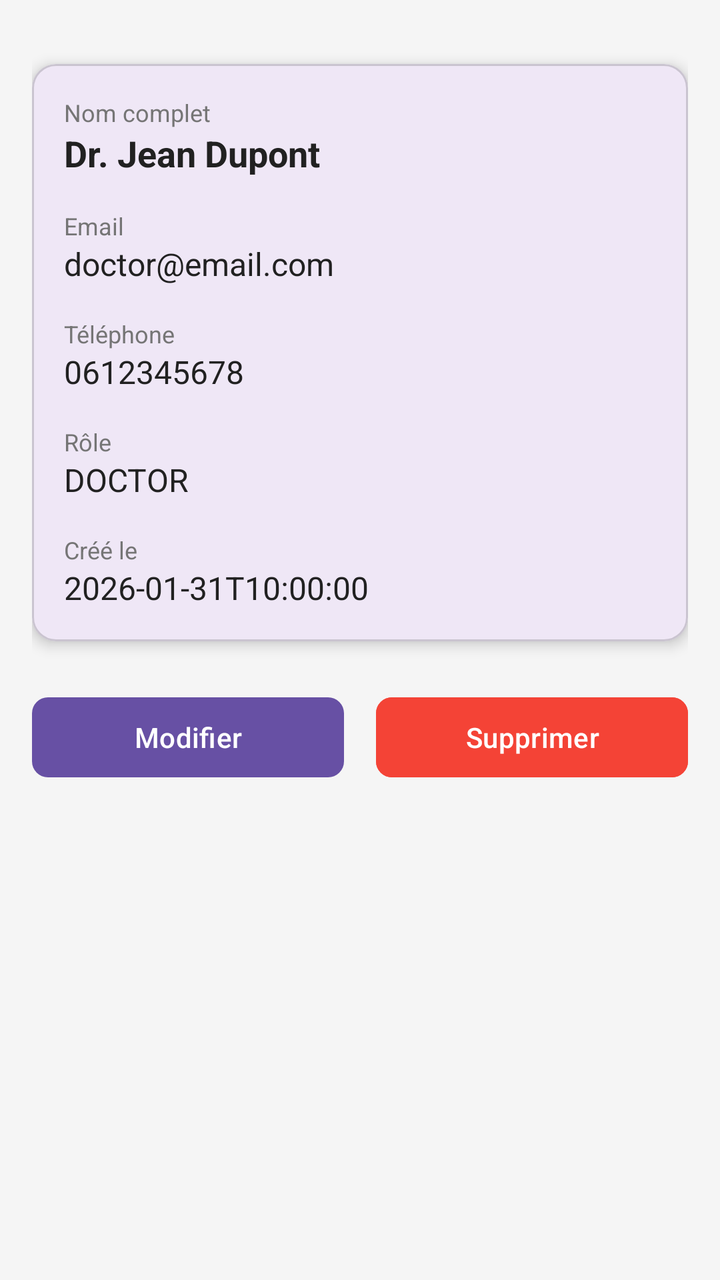
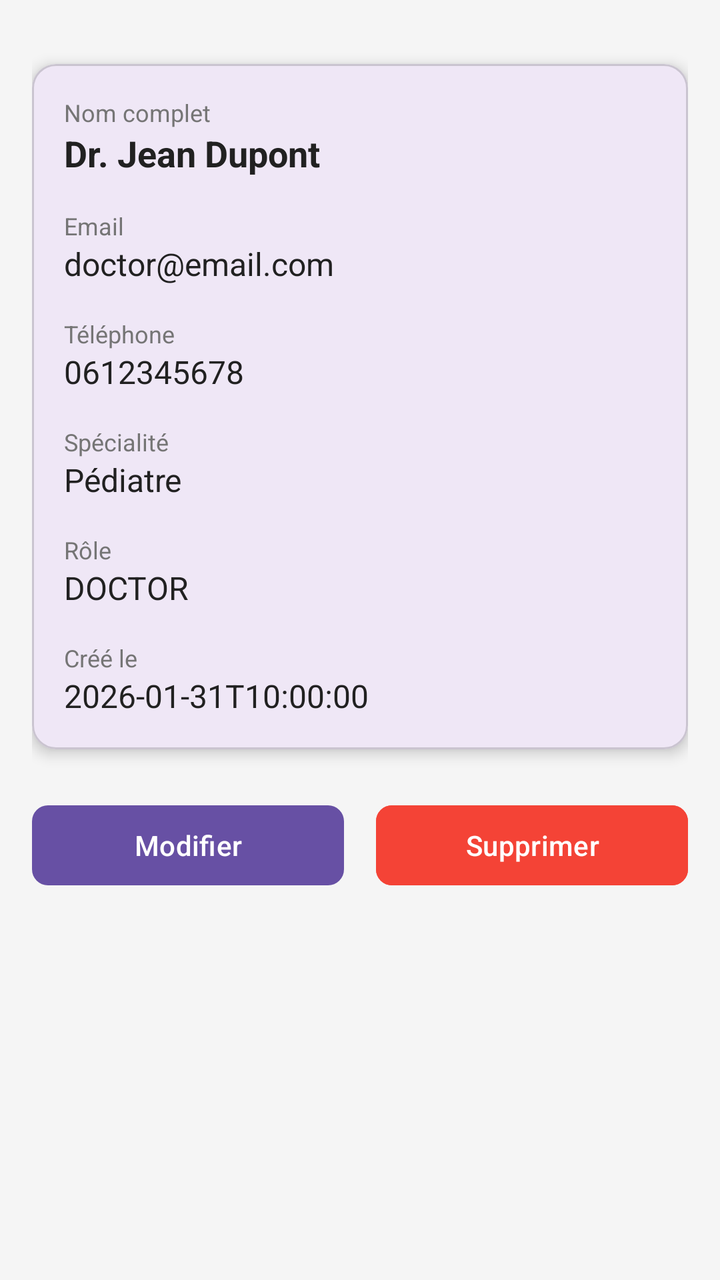

Compare the two renders of this Android layout. The source of the first and the diff that turns it into the second are given below.
<!-- AndroidManifest.xml: application theme Theme.CabinetMedical -->
<!-- res/layout/activity_admin_doctor_details.xml -->
<?xml version="1.0" encoding="utf-8"?>
<ScrollView xmlns:android="http://schemas.android.com/apk/res/android"
    xmlns:app="http://schemas.android.com/apk/res-auto"
    android:layout_width="match_parent"
    android:layout_height="match_parent"
    android:background="#F5F5F5"
    android:fillViewport="true">

    <LinearLayout
        android:layout_width="match_parent"
        android:layout_height="wrap_content"
        android:orientation="vertical"
        android:padding="16dp">

        
        <ProgressBar
            android:id="@+id/progress_bar"
            android:layout_width="wrap_content"
            android:layout_height="wrap_content"
            android:layout_gravity="center"
            android:visibility="gone" />

        
        <TextView
            android:id="@+id/error_message"
            android:layout_width="match_parent"
            android:layout_height="wrap_content"
            android:background="@drawable/error_background"
            android:padding="12dp"
            android:textColor="@color/error"
            android:visibility="gone" />

        
        <com.google.android.material.card.MaterialCardView
            android:layout_width="match_parent"
            android:layout_height="wrap_content"
            android:layout_marginTop="16dp"
            app:cardCornerRadius="12dp"
            app:cardElevation="4dp">

            <LinearLayout
                android:layout_width="match_parent"
                android:layout_height="wrap_content"
                android:orientation="vertical"
                android:padding="16dp">

                
                <TextView
                    android:layout_width="wrap_content"
                    android:layout_height="wrap_content"
                    android:text="Nom complet"
                    android:textColor="@color/text_secondary"
                    android:textSize="12sp" />

                <TextView
                    android:id="@+id/doctor_name"
                    android:layout_width="wrap_content"
                    android:layout_height="wrap_content"
                    android:text="Dr. Jean Dupont"
                    android:textColor="@color/text_primary"
                    android:textSize="18sp"
                    android:textStyle="bold"
                    android:layout_marginBottom="16dp" />

                
                <TextView
                    android:layout_width="wrap_content"
                    android:layout_height="wrap_content"
                    android:text="Email"
                    android:textColor="@color/text_secondary"
                    android:textSize="12sp" />

                <TextView
                    android:id="@+id/doctor_email"
                    android:layout_width="wrap_content"
                    android:layout_height="wrap_content"
                    android:text="doctor@email.com"
                    android:textColor="@color/text_primary"
                    android:textSize="16sp"
                    android:layout_marginBottom="16dp" />

                
                <TextView
                    android:layout_width="wrap_content"
                    android:layout_height="wrap_content"
                    android:text="Téléphone"
                    android:textColor="@color/text_secondary"
                    android:textSize="12sp" />

                <TextView
                    android:id="@+id/doctor_phone"
                    android:layout_width="wrap_content"
                    android:layout_height="wrap_content"
                    android:text="0612345678"
                    android:textColor="@color/text_primary"
                    android:textSize="16sp"
                    android:layout_marginBottom="16dp" />

                
                <TextView
                    android:layout_width="wrap_content"
                    android:layout_height="wrap_content"
                    android:text="Rôle"
                    android:textColor="@color/text_secondary"
                    android:textSize="12sp" />

                <TextView
                    android:id="@+id/doctor_role"
                    android:layout_width="wrap_content"
                    android:layout_height="wrap_content"
                    android:text="DOCTOR"
                    android:textColor="@color/text_primary"
                    android:textSize="16sp"
                    android:layout_marginBottom="16dp" />

                
                <TextView
                    android:layout_width="wrap_content"
                    android:layout_height="wrap_content"
                    android:text="Créé le"
                    android:textColor="@color/text_secondary"
                    android:textSize="12sp" />

                <TextView
                    android:id="@+id/doctor_created_at"
                    android:layout_width="wrap_content"
                    android:layout_height="wrap_content"
                    android:text="2026-01-31T10:00:00"
                    android:textColor="@color/text_primary"
                    android:textSize="16sp" />

            </LinearLayout>

        </com.google.android.material.card.MaterialCardView>

        
        <LinearLayout
            android:layout_width="match_parent"
            android:layout_height="wrap_content"
            android:orientation="horizontal"
            android:layout_marginTop="24dp"
            android:gravity="center">

            
            <com.google.android.material.button.MaterialButton
                android:id="@+id/button_edit"
                android:layout_width="0dp"
                android:layout_height="wrap_content"
                android:layout_weight="1"
                android:text="Modifier"
                android:textColor="@color/white"
                app:cornerRadius="8dp"
                android:layout_marginEnd="8dp" />

            
            <com.google.android.material.button.MaterialButton
                android:id="@+id/button_delete"
                android:layout_width="0dp"
                android:layout_height="wrap_content"
                android:layout_weight="1"
                android:text="Supprimer"
                android:textColor="@color/white"
                android:backgroundTint="@color/error"
                app:cornerRadius="8dp"
                android:layout_marginStart="8dp" />

        </LinearLayout>

    </LinearLayout>

</ScrollView>
<!-- resources referenced by this layout -->
<resources>
  <color name="error">#F44336</color>
  <color name="text_primary">#212121</color>
  <color name="text_secondary">#757575</color>
  <color name="white">#FFFFFFFF</color>
  <!-- drawable error_background (drawable) -->
  <?xml version="1.0" encoding="utf-8"?>
  <shape xmlns:android="http://schemas.android.com/apk/res/android"
      android:shape="rectangle">
      <solid android:color="#FFEBEE" />
      <corners android:radius="8dp" />
      <stroke
          android:width="1dp"
          android:color="#F44336" />
  </shape>
  <style name="Theme.CabinetMedical" parent="Base.Theme.CabinetMedical" />
  <style name="Base.Theme.CabinetMedical" parent="Theme.Material3.DayNight.NoActionBar">
          
          
      </style>
</resources>

<!-- the commit's change to res/layout/activity_admin_doctor_details.xml (unified diff, before → after) -->
@@ -100,6 +100,23 @@
                 <TextView
                     android:layout_width="wrap_content"
                     android:layout_height="wrap_content"
+                    android:text="Spécialité"
+                    android:textColor="@color/text_secondary"
+                    android:textSize="12sp" />
+
+                <TextView
+                    android:id="@+id/doctor_specialty"
+                    android:layout_width="wrap_content"
+                    android:layout_height="wrap_content"
+                    android:text="Pédiatre"
+                    android:textColor="@color/text_primary"
+                    android:textSize="16sp"
+                    android:layout_marginBottom="16dp" />
+
+                
+                <TextView
+                    android:layout_width="wrap_content"
+                    android:layout_height="wrap_content"
                     android:text="Rôle"
                     android:textColor="@color/text_secondary"
                     android:textSize="12sp" />
